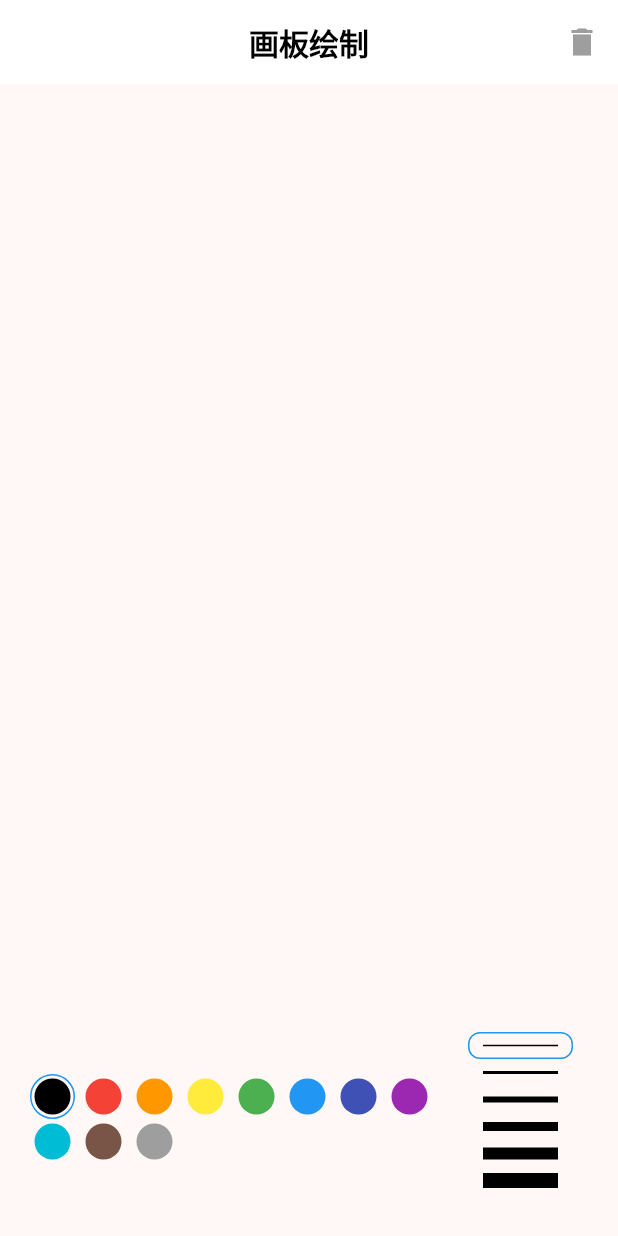
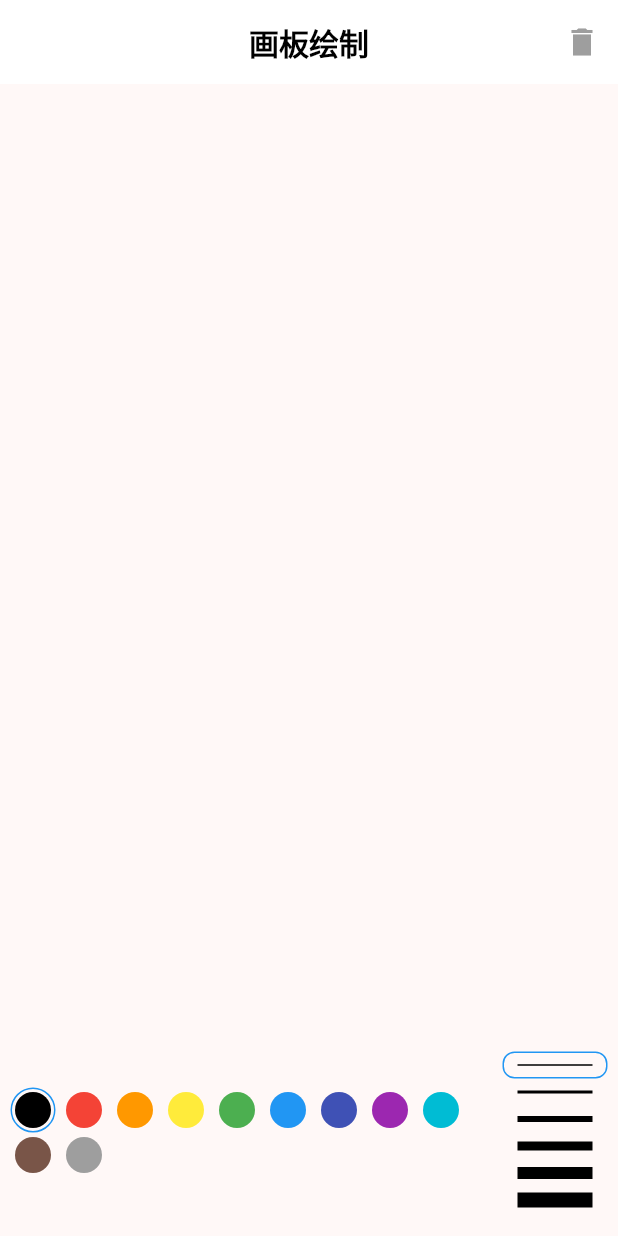
Before and after one commit to daiyongtao/flutter_novice_village, a Flutter app: the screen it shows after launch, on a phone screen of 412 x 824 dp. Run offline on Flutter 3.47's test engine with Material 3 defaults, Android fonts, the phone set to English and light mode, and no system bars; missing offline and left inert: flame_audio.

Commit message:
【Feature】新手村 - 画板，画板参数配置：颜色选择器布局再优化，使用 MediaQuery.of(context).size.width 来控制整体宽度，再使用一个Expanded 来控制颜色选择器的宽度为屏幕剩余宽度

```diff
--- a/lib/paper/paper.dart
+++ b/lib/paper/paper.dart
@@ -1,7 +1,7 @@
 import 'package:flutter/material.dart';
 import 'package:flutter_novice_village/paper/conform_dialog.dart';
-import 'package:flutter_novice_village/paper/color_selector.dart';
-import 'package:flutter_novice_village/paper/stroke_width_selector.dart';
+import 'package:flutter_novice_village/paper/selector/color_selector.dart';
+import 'package:flutter_novice_village/paper/selector/stroke_width_selector.dart';
 import 'line.dart';
 import 'paper_app_bar.dart';
 import 'paper_painter.dart';
@@ -45,22 +45,22 @@ class _PaperState extends State<Paper> {
               )
           ),
           Positioned(
-              bottom: 20,
-              right: 20,
-              child: StrokeWidthSelector(
-                  supportStrokeWidths: supportStrokeWidths,
-                  color: supportColors[_curColorIndex],
-                  onSelect: _onSelectStrokeWidth,
-                  index: _curStrokeWidthIndex),
+              bottom: 10,
+              width: MediaQuery.of(context).size.width,
+              child: Row(
+                children: [
+                  Expanded(child: ColorSelector(
+                      supportColors: supportColors,
+                      onSelect: _onSelectColor,
+                      index: _curColorIndex)),
+                  StrokeWidthSelector(
+                      supportStrokeWidths: supportStrokeWidths,
+                      color: supportColors[_curColorIndex],
+                      onSelect: _onSelectStrokeWidth,
+                      index: _curStrokeWidthIndex)
+                ],
+              )
           ),
-          Positioned(
-              left: 10,
-              bottom: 40,
-              width: 300, // 配置最大宽度，避免颜色太多时，布局溢出（ColorSelector内部使用 wrap，可以自动换行）
-              child: ColorSelector(
-                  supportColors: supportColors,
-                  onSelect: _onSelectColor,
-                  index: _curColorIndex))
         ],
       )
     );
--- a/lib/paper/color_selector.dart
+++ b/lib/paper/selector/color_selector.dart
@@ -17,7 +17,7 @@ class ColorSelector extends StatelessWidget {
   @override
   Widget build(BuildContext context) {
     return Padding(
-      padding: const EdgeInsets.symmetric(horizontal: 8.0, vertical: 8.0),
+      padding: const EdgeInsets.symmetric(horizontal: 5.0, vertical: 5.0),
       child: Wrap(
         direction: Axis.horizontal,
         children: List.generate(supportColors.length, _buildByIndex)
--- a/lib/paper/stroke_width_selector.dart
+++ b/lib/paper/selector/stroke_width_selector.dart
@@ -18,7 +18,7 @@ class StrokeWidthSelector extends StatelessWidget {
   @override
   Widget build(BuildContext context) {
     return Padding(
-      padding: const EdgeInsets.symmetric(horizontal: 8.0, vertical: 8.0),
+      padding: const EdgeInsets.symmetric(horizontal: 5.0, vertical: 5.0),
       child: Column(
         crossAxisAlignment: CrossAxisAlignment.end,
         children: List.generate(supportStrokeWidths.length, _buildByIndex)
```
